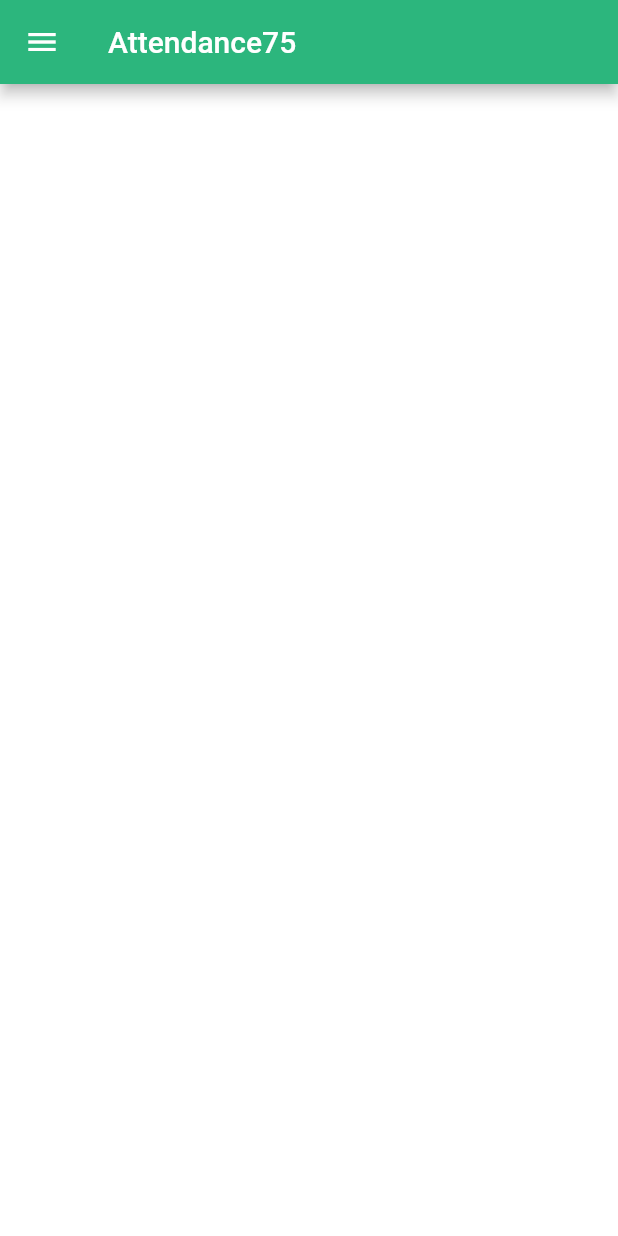
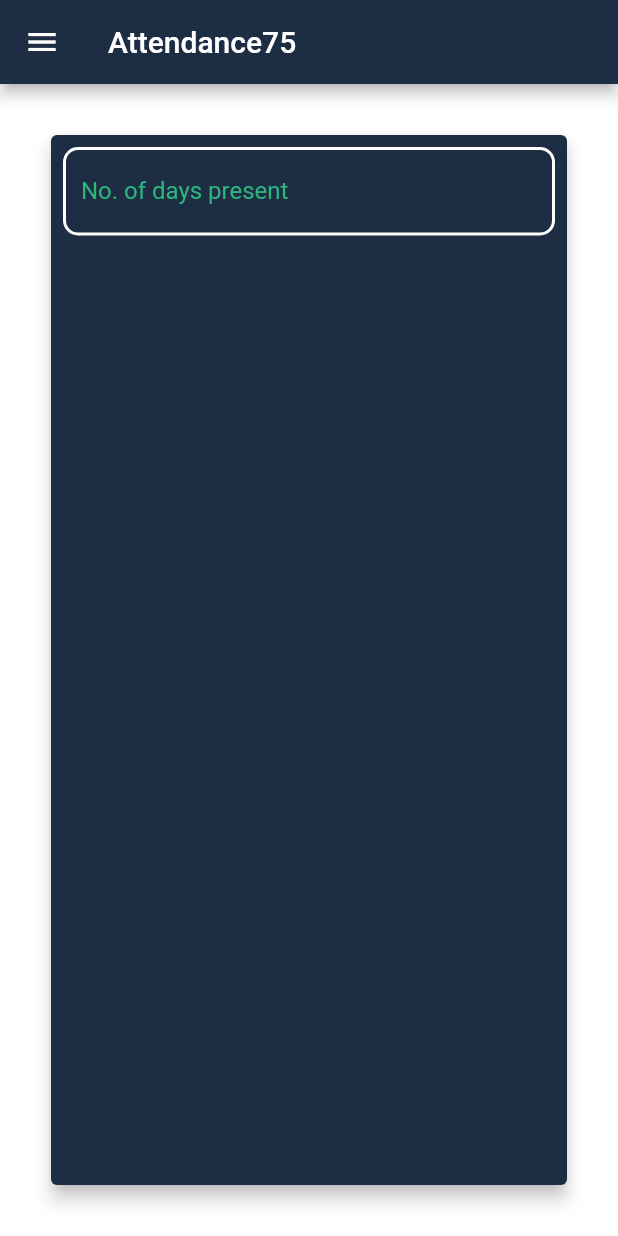
Before and after one commit to Jayakrishnan-manoj/Bunk-Tracker, a Flutter app: the screen it shows after launch, in the side drawer, after a tap on "Attendance 75", on a phone screen of 412 x 824 dp. Run offline on Flutter 3.47's test engine with Material 2 defaults, Android fonts, the phone set to English and light mode, and no system bars; our stand-ins replace font_awesome_flutter, shared_preferences.

```diff
--- a/lib/screens/check75_screen.dart
+++ b/lib/screens/check75_screen.dart
@@ -10,43 +10,61 @@ class AttendanceCheck extends StatefulWidget {
 }
 
 class _AttendanceCheckState extends State<AttendanceCheck> {
+  TextEditingController _presentController = TextEditingController();
   @override
   Widget build(BuildContext context) {
     return Scaffold(
       appBar: AppBar(
+        backgroundColor: kTextColor,
         title: const Text("Attendance75"),
       ),
       drawer: AppDrawer(
         isSelected: false,
       ),
-      // body: Padding(
-      //   padding: const EdgeInsets.only(
-      //     left: 20,
-      //     right: 20,
-      //     bottom: 50,
-      //     top: 10,
-      //   ),
-      //   child: Column(
-      //     children: [
-      //       Row(
-      //         children: [
-      //           Container(
-      //             child: const Text(
-      //               "Present",
-      //               style: TextStyle(
-      //                   color: Colors.white, fontWeight: FontWeight.w700),
-      //             ),
-      //           ),
-      //           TextFormField(
-      //             decoration: textInputDecoration.copyWith(
-      //               labelText: "Present"
-      //             ),
-      //           ),
-      //         ],
-      //       )
-      //     ],
-      //   ),
-      // ),
+      body: Stack(
+        children: [
+          Align(
+            alignment: Alignment.center,
+            child: Padding(
+              padding: const EdgeInsets.all(30.0),
+              child: Card(
+                color: kTextColor,
+                elevation: 5,
+                child: Form(
+                  child: Padding(
+                    padding: const EdgeInsets.all(8.0),
+                    child: Column(
+                      children: [
+                        TextField(
+                          controller: _presentController,
+                          decoration: InputDecoration(
+                            fillColor: Colors.white,
+                            focusedBorder: OutlineInputBorder(
+                              borderSide:
+                                  BorderSide(color: Colors.white, width: 2.0),
+                              borderRadius: BorderRadius.circular(10.0),
+                            ),
+                            enabledBorder: OutlineInputBorder(
+                              borderSide:
+                                  BorderSide(color: Colors.white, width: 2.0),
+                              borderRadius: BorderRadius.circular(10.0),
+                            ),
+                            hintText: 'Present',
+                            labelText: 'No. of days present',
+                            labelStyle: TextStyle(
+                              color: kAppBarColor,
+                            ),
+                          ),
+                        )
+                      ],
+                    ),
+                  ),
+                ),
+              ),
+            ),
+          )
+        ],
+      ),
     );
   }
 }
```
Also changed, not shown: pubspec.lock.
